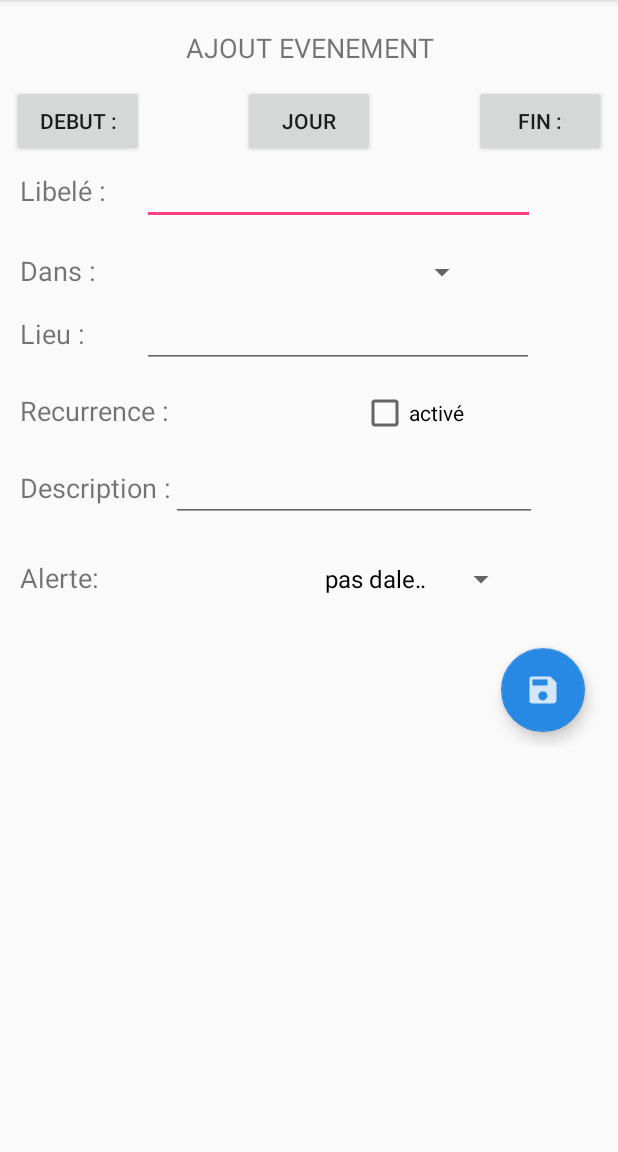
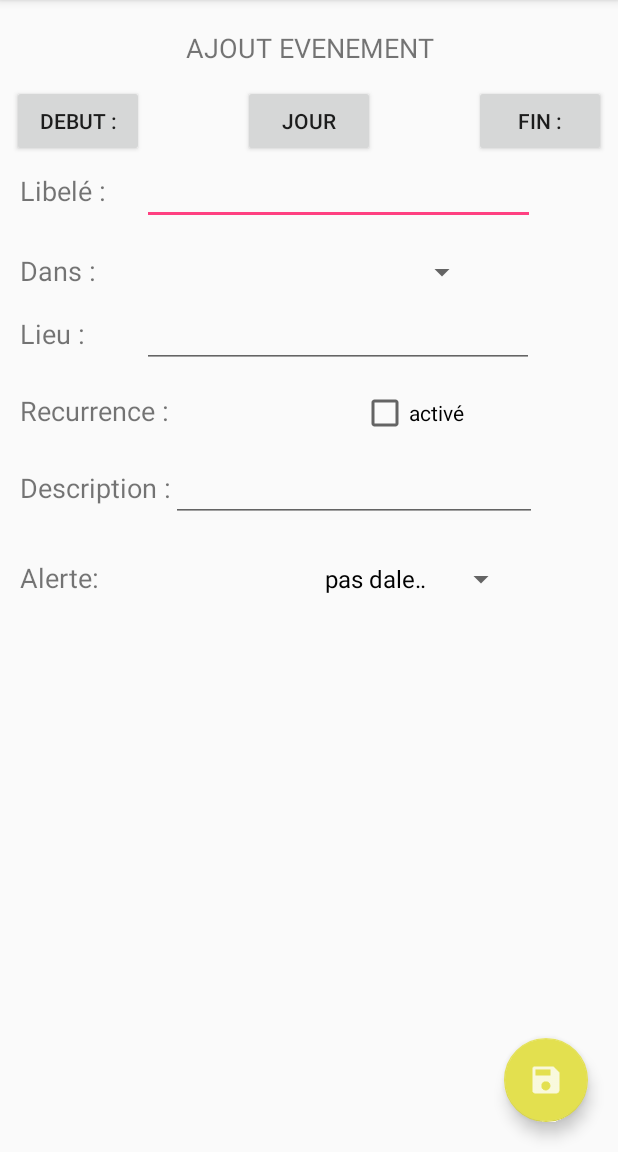
Before and after one commit to AzeddineZadir/CalandarPad, an Android app: the AjoutEvenmentActivity screen opened directly, with no data from a screen before it, on a phone screen of 412 x 824 dp, the part 84-1236 px from its top. Run offline under Robolectric (Android 15) with nearby library versions, the phone set to English and light mode, and no system bars.

Commit message:
changement de couleurs

```diff
--- a/InterfacTest/app/src/main/AndroidManifest.xml
+++ b/InterfacTest/app/src/main/AndroidManifest.xml
@@ -13,7 +13,7 @@
 
         </activity>
         <activity android:name=".HomeActivity"
-            android:theme="@style/AppTheme.NoActionBar01">
+            android:theme="@style/AppTheme.NoActionBar">
 
             <intent-filter>
                 <action android:name="android.intent.action.MAIN" />
@@ -21,7 +21,8 @@
                 <category android:name="android.intent.category.LAUNCHER" />
             </intent-filter>
         </activity>
-        <activity android:name=".CalendrierActivity" />
+        <activity android:name=".CalendrierActivity"
+            android:theme="@style/AppTheme.NoActionBar"/>
         <activity android:name=".AjoutEvenmentActivity" />
 
         <service android:name=".service.TimerService"
--- a/InterfacTest/app/src/main/java/com/example/silver_desk/interfactest/AjoutEvenmentActivity.java
+++ b/InterfacTest/app/src/main/java/com/example/silver_desk/interfactest/AjoutEvenmentActivity.java
@@ -191,7 +191,7 @@ public class AjoutEvenmentActivity extends AppCompatActivity implements View.OnC
                 deleteDailog.setTitle(getString(R.string.deleteTitleDialogEvent));
                 deleteDailog.setMessage(getString(R.string.deleteMessageDialogEvent) + evenement.getLibele()+" ?");
                 // positive button(confirm and delet)
-                deleteDailog.setPositiveButton(getString(R.string.oui), new DialogInterface.OnClickListener() {
+                deleteDailog.setPositiveButton(getString(R.string.yes), new DialogInterface.OnClickListener() {
                     @Override
                     public void onClick(DialogInterface dialogInterface, int i) {
                         DATABASE.evenementDao().deletEvenment(evenement);
@@ -201,7 +201,7 @@ public class AjoutEvenmentActivity extends AppCompatActivity implements View.OnC
                 });
 
                 // negative button  (dont delet)
-                deleteDailog.setNegativeButton(getString(R.string.non), new DialogInterface.OnClickListener() {
+                deleteDailog.setNegativeButton(getString(R.string.no), new DialogInterface.OnClickListener() {
                     @Override
                     public void onClick(DialogInterface dialogInterface, int i) {
                         dialogInterface.dismiss();
--- a/InterfacTest/app/src/main/res/layout/activity_ajout_evenment.xml
+++ b/InterfacTest/app/src/main/res/layout/activity_ajout_evenment.xml
@@ -1,31 +1,28 @@
 <?xml version="1.0" encoding="utf-8"?>
-<android.support.constraint.ConstraintLayout xmlns:android="http://schemas.android.com/apk/res/android"
+<FrameLayout xmlns:android="http://schemas.android.com/apk/res/android"
     xmlns:app="http://schemas.android.com/apk/res-auto"
     xmlns:tools="http://schemas.android.com/tools"
     android:layout_width="match_parent"
     android:layout_height="match_parent"
     tools:context="com.example.silver_desk.interfactest.AjoutEvenmentActivity">
 
-    <RelativeLayout
-        android:layout_width="match_parent"
-        android:layout_height="match_parent"
-        android:layout_marginBottom="8dp"
-        android:layout_marginEnd="8dp"
-        android:layout_marginStart="8dp"
-        android:layout_marginTop="8dp"
-        app:layout_constraintBottom_toBottomOf="parent"
-        app:layout_constraintEnd_toEndOf="parent"
-        app:layout_constraintLeft_toLeftOf="parent"
-        app:layout_constraintStart_toStartOf="parent"
-        app:layout_constraintTop_toTopOf="parent"
-        app:layout_constraintVertical_bias="0.0"
-        >
-
     <LinearLayout
         android:id="@+id/linearLayout2"
         android:layout_width="match_parent"
         android:layout_height="490dp"
-            android:orientation="vertical">
+        android:layout_marginBottom="8dp"
+        android:layout_marginEnd="8dp"
+        android:layout_marginLeft="16dp"
+        android:layout_marginStart="8dp"
+        android:layout_marginTop="8dp"
+        android:orientation="vertical"
+        app:layout_constraintBottom_toBottomOf="parent"
+        app:layout_constraintEnd_toEndOf="parent"
+        app:layout_constraintHorizontal_bias="1.0"
+        app:layout_constraintLeft_toLeftOf="parent"
+        app:layout_constraintStart_toStartOf="parent"
+        app:layout_constraintTop_toTopOf="parent"
+        app:layout_constraintVertical_bias="1.0">
 
         <TextView
             android:id="@+id/t_titre"
@@ -37,6 +34,7 @@
             android:text="AJOUT EVENEMENT"
             android:textAlignment="center"
             android:textSize="18sp" />
+
 
         <RelativeLayout
             android:layout_width="match_parent"
@@ -177,7 +175,7 @@
 
         <LinearLayout
             android:layout_width="match_parent"
-                android:layout_height="49dp"
+            android:layout_height="75dp"
 
             android:layout_alignParentBottom="true"
             android:layout_alignParentStart="true"
@@ -201,41 +199,31 @@
 
         </LinearLayout>
 
-            <RelativeLayout
-                android:layout_width="match_parent"
-                android:layout_height="match_parent"
-                android:layout_alignParentStart="true"
-                android:layout_below="@+id/linearLayout2">
+
+
+    </LinearLayout>
+
+    <android.support.design.widget.FloatingActionButton
+        android:id="@+id/fab_save_event"
+        android:layout_width="wrap_content"
+        android:layout_height="wrap_content"
+        android:layout_alignParentEnd="true"
+        android:layout_gravity="bottom|end"
+        android:layout_marginBottom="@dimen/fab_margin"
+        android:layout_marginEnd="@dimen/fab_margin"
+        android:clickable="true"
+        app:backgroundTint="@color/button_back"
+        app:srcCompat="@drawable/ic_save_event" />
 
     <android.support.design.widget.FloatingActionButton
         android:id="@+id/fab_delet_event"
         android:layout_width="wrap_content"
         android:layout_height="wrap_content"
-
-                    android:layout_alignParentBottom="true"
-                    android:layout_alignParentStart="true"
-                    android:layout_marginBottom="10dp"
-                    android:layout_marginStart="13dp"
+        android:layout_gravity="bottom|start"
+        android:layout_marginBottom="@dimen/fab_margin"
+        android:layout_marginStart="@dimen/fab_margin"
         android:clickable="true"
-                    app:backgroundTint="@color/accent"
+        app:backgroundTint="@color/button_back"
         app:srcCompat="@drawable/ic_delete" />
 
-                <android.support.design.widget.FloatingActionButton
-                    android:id="@+id/fab_save_event"
-                    android:layout_width="wrap_content"
-                    android:layout_height="wrap_content"
-
-                    android:layout_alignParentEnd="true"
-                    android:layout_alignTop="@+id/fab_delet_event"
-                    android:layout_marginEnd="14dp"
-                    android:clickable="true"
-                    app:backgroundTint="@color/accent"
-                    app:srcCompat="@drawable/ic_save_event" />
-            </RelativeLayout>
-
-        </LinearLayout>
-
-
-    </RelativeLayout>
-
-</android.support.constraint.ConstraintLayout>
+</FrameLayout>
--- a/InterfacTest/app/src/main/res/layout/fragment_liste_calendrier.xml
+++ b/InterfacTest/app/src/main/res/layout/fragment_liste_calendrier.xml
@@ -17,7 +17,7 @@
         android:layout_marginBottom="16dp"
         android:layout_marginRight="16dp"
         android:clickable="true"
-        app:backgroundTint="@color/accent"
+        app:backgroundTint="@color/button_back"
         app:layout_constraintBottom_toBottomOf="parent"
         app:layout_constraintRight_toRightOf="parent"
         app:srcCompat="@drawable/ic_action_name" />
@@ -39,7 +39,7 @@
         android:layout_marginBottom="16dp"
         android:layout_marginLeft="16dp"
         android:clickable="true"
-        app:backgroundTint="@color/accent"
+        app:backgroundTint="@color/button_back"
         app:layout_constraintBottom_toBottomOf="parent"
         app:layout_constraintRight_toRightOf="parent"
         app:srcCompat="@drawable/ic_back" />
--- a/InterfacTest/app/src/main/res/values/colors.xml
+++ b/InterfacTest/app/src/main/res/values/colors.xml
@@ -2,10 +2,12 @@
 <resources>
     <color name="colorPrimary">#1ca1b2</color>
     <color name="colorPrimaryDark">#44bcca</color>
+
+
     <color name="whit">#ffffff</color>
     <color name="colorAccent">#FF4081</color>
     <color name="darkgray">#6c6c6c</color>
-    <color name="b_nav">#fd4080</color>
+    <color name="b_nav">#4a6946</color>
 
     <color name="event_color_01">#59dbe0</color>
     <color name="event_color_02">#f57f68</color>
@@ -17,4 +19,6 @@
     <color name="toolbar">#efefef</color>
     <color name="toolbar_text">#8f000000</color>
     <color name="accent">#2789e4</color>
+    <color name="button_back">#e3e04f</color>
+
 </resources>
--- a/InterfacTest/app/src/main/res/values/dimens.xml
+++ b/InterfacTest/app/src/main/res/values/dimens.xml
@@ -1,6 +1,6 @@
 <resources>
-    <dimen name="fab_margin">16dp</dimen>
-    <dimen name="fab_margin_right">16dp</dimen>
+    <dimen name="fab_margin">20dp</dimen>
+    <dimen name="fab_margin_right">20dp</dimen>
     <dimen name="pading">12dp</dimen>
     <dimen name="layout_margin">6dp</dimen>
 </resources>
--- a/InterfacTest/app/src/main/res/values/strings.xml
+++ b/InterfacTest/app/src/main/res/values/strings.xml
@@ -56,7 +56,8 @@
     <string name="options">Paramètres</string>
     <string name="about">A Propos</string>
     <string name="titretransfert">deplacer les evenments de ce calendrier vers un autre</string>
-    <string name="non">non</string>
-    <string name="oui">oui</string>
+    <string name="yes">non</string>
+    <string name="no">oui</string>
+    <string name="addcalendar">Ajoutez un calendrier </string>
 
 </resources>
--- a/InterfacTest/app/src/main/res/values/styles.xml
+++ b/InterfacTest/app/src/main/res/values/styles.xml
@@ -10,7 +10,7 @@
 
     <style name="AppTheme.NoActionBar">
         <item name="windowActionBar">false</item>
-        <item name="windowNoTitle">false</item>
+        <item name="windowNoTitle">true</item>
     </style>
 
     <style name="AppTheme.NoActionBar01">
```
Also changed, not shown: InterfacTest/app/src/main/java/com/example/silver_desk/interfactest/AjoutCalendrierActivity.java (+4 -9 lines), InterfacTest/app/src/main/java/com/example/silver_desk/interfactest/CalendrierActivity.java (+26 -1 lines), InterfacTest/app/src/main/java/com/example/silver_desk/interfactest/HomeActivity.java (+5 -4 lines), InterfacTest/app/src/main/res/layout/activity_ajout_calendrier.xml (+9 -8 lines), InterfacTest/app/src/main/res/layout/activity_calendrier.xml (+34 -9 lines), InterfacTest/app/src/main/res/layout/activity_home.xml (+0 -12 lines), InterfacTest/app/src/main/res/layout/app_bar_main.xml (+25 -9 lines), InterfacTest/app/src/main/res/layout/app_bar_sub.xml (added, +34 -0 lines), InterfacTest/app/src/main/res/layout/weekview.xml (+11 -7 lines). Lines whose indentation alone changed are shown as unchanged.
